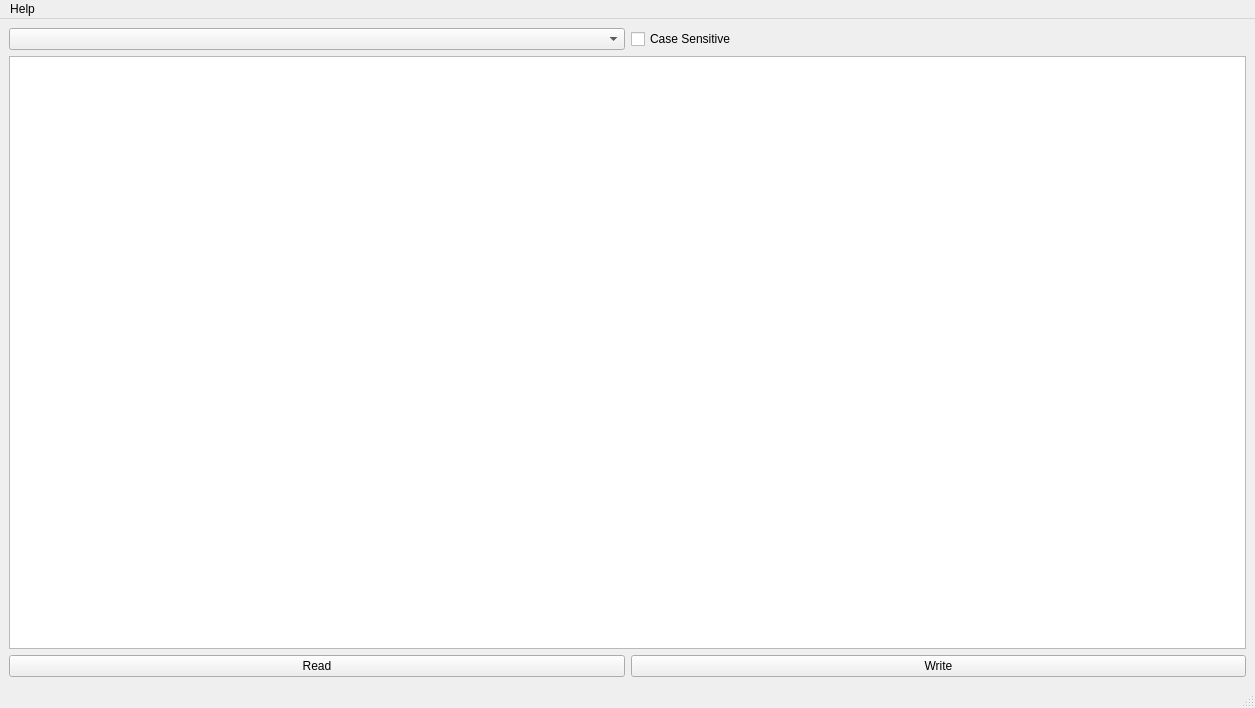
Before: the Qt Designer form main_ui.ui in linuslau/autoallegro, drawn with Qt 5.
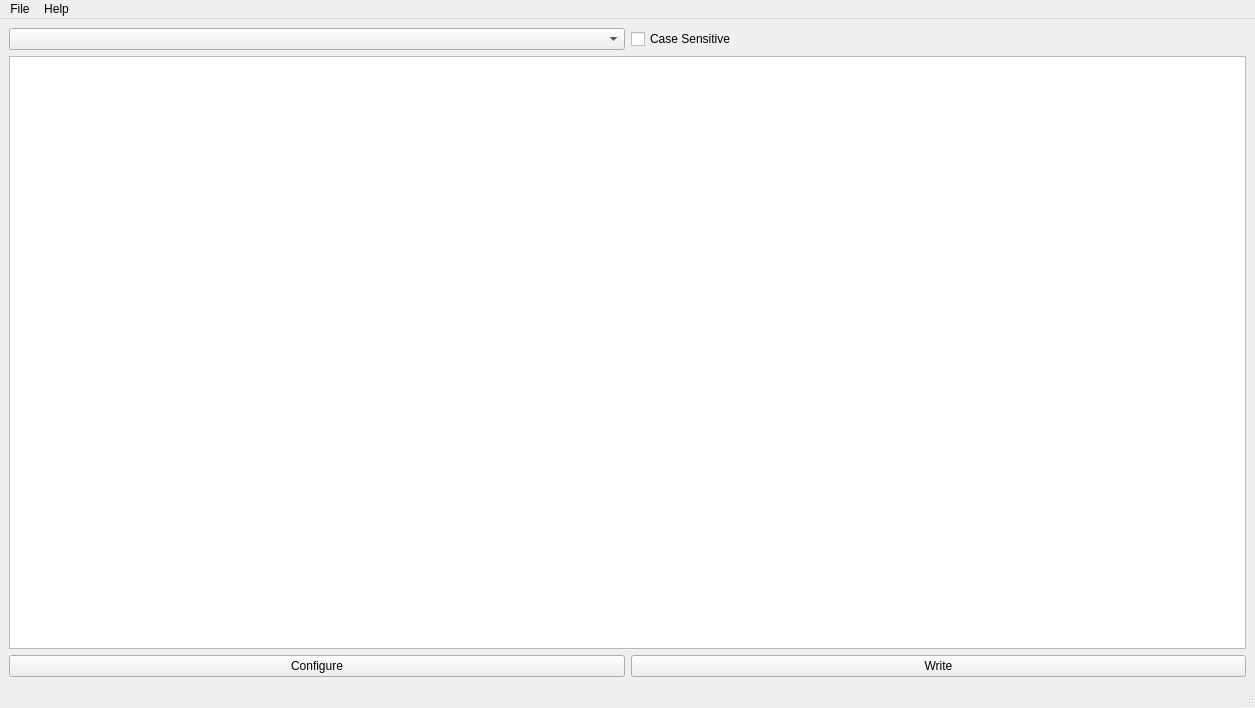
After: the same form once the commit is applied.

```diff
--- a/main_ui.ui
+++ b/main_ui.ui
@@ -30,7 +30,7 @@
        </sizepolicy>
       </property>
       <property name="text">
-       <string>Read</string>
+       <string>Configure</string>
       </property>
      </widget>
     </item>
@@ -71,6 +71,14 @@
     </property>
     <addaction name="actionAbout"/>
    </widget>
+   <widget class="QMenu" name="menuFile">
+    <property name="title">
+     <string>File</string>
+    </property>
+    <addaction name="separator"/>
+    <addaction name="actionConfigure"/>
+   </widget>
+   <addaction name="menuFile"/>
    <addaction name="menuHelp"/>
   </widget>
   <widget class="QStatusBar" name="statusbar"/>
```
Left out of the diff: 5 changed lines with no effect on the pictures.
